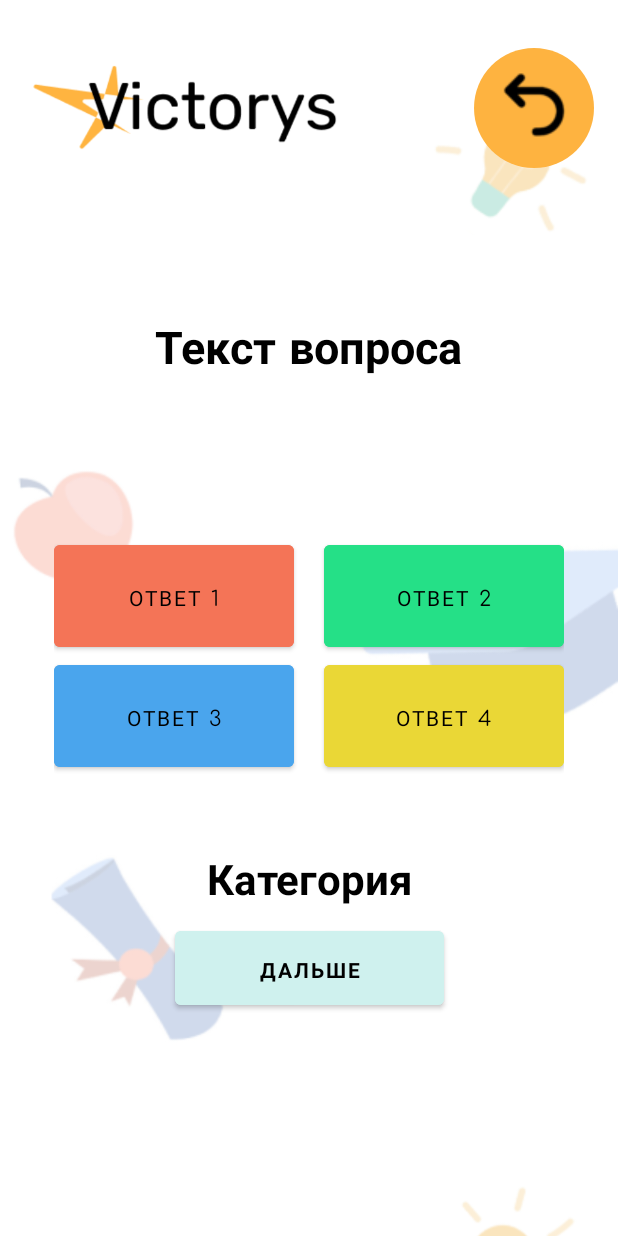
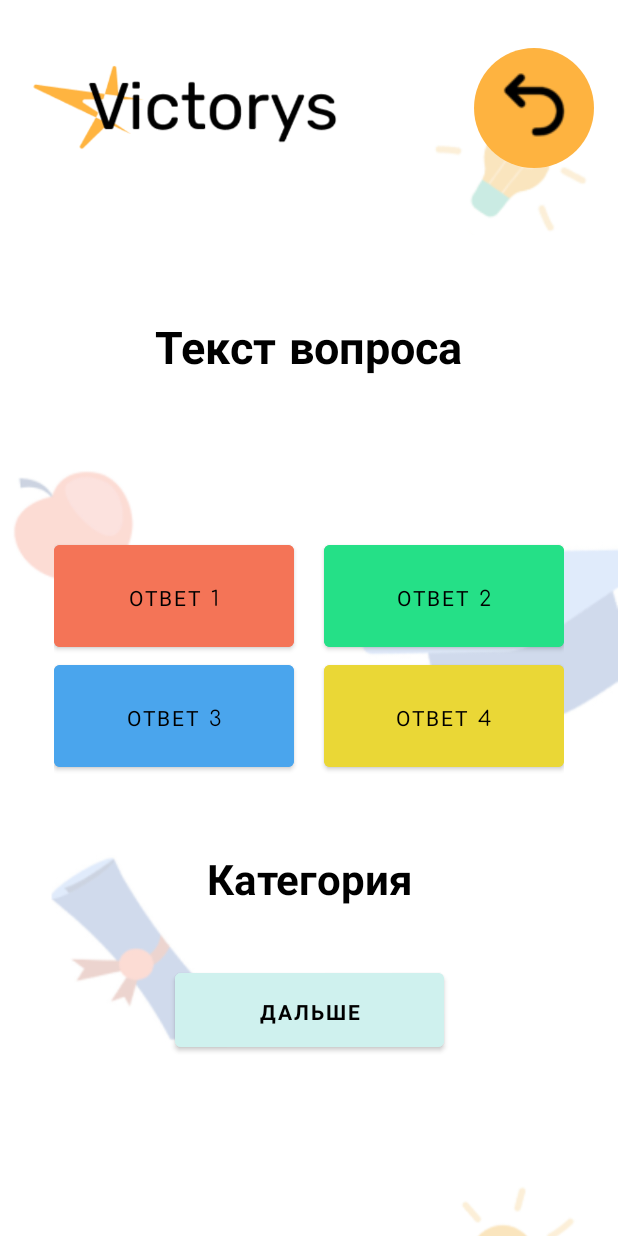
Before and after one commit to dilfd2367/Victoris_app, an Android app: the layout game.xml on its own in the app's theme, with its tools: preview values and no code run, on a phone screen of 412 x 824 dp. Run offline under Robolectric (Android 15) with nearby library versions, the phone set to English and light mode, and no system bars; Roboto replaces fonts that are not available here.

Commit message:
22.05.2023

```diff
--- a/app/build.gradle
+++ b/app/build.gradle
@@ -3,6 +3,9 @@ plugins {
 }
 
 android {
+    lintOptions {
+        checkReleaseBuilds false
+    }
     namespace 'com.example.projectvictorys'
     compileSdk 33
 
--- a/app/src/main/res/layout/activity_main.xml
+++ b/app/src/main/res/layout/activity_main.xml
@@ -19,7 +19,7 @@
             <ImageView
                 android:id="@+id/imageView12"
                 android:layout_width="match_parent"
-                android:layout_height="725dp"
+                android:layout_height="726dp"
                 app:srcCompat="@drawable/victorys_main" />
 
             <ImageView
@@ -100,7 +100,7 @@
         android:layout_width="270dp"
         android:layout_height="80dp"
         android:layout_marginTop="20dp"
-        android:backgroundTint="@color/ic_launcher_background"
+        android:backgroundTint="#FEB340"
         android:fontFamily="@font/comfortaa_bold"
         android:insetBottom="15dp"
         android:text="Каталог игр"
--- a/app/src/main/res/layout/game.xml
+++ b/app/src/main/res/layout/game.xml
@@ -147,14 +147,16 @@
         android:id="@+id/button_next"
         android:layout_width="179dp"
         android:layout_height="61dp"
-        android:layout_marginBottom="148dp"
+        android:layout_marginBottom="120dp"
         android:backgroundTint="#CFF1EE"
         android:fontFamily="@font/comfortaa_bold"
         android:text="Дальше"
         android:textColor="#000000"
         app:layout_constraintBottom_toBottomOf="parent"
         app:layout_constraintEnd_toEndOf="parent"
-        app:layout_constraintStart_toStartOf="parent" />
+        app:layout_constraintStart_toStartOf="parent"
+        app:layout_constraintTop_toBottomOf="@+id/Category"
+        app:layout_constraintVertical_bias="1.0" />
 
     <ImageButton
         android:id="@+id/image_back7"
--- a/app/src/main/res/layout/nextmove1.xml
+++ b/app/src/main/res/layout/nextmove1.xml
@@ -49,8 +49,8 @@
     </LinearLayout>
 
     <ScrollView
-        android:layout_width="411dp"
-        android:layout_height="440dp"
+        android:layout_width="320dp"
+        android:layout_height="445dp"
         android:visibility="visible"
         app:layout_constraintBottom_toBottomOf="parent"
         app:layout_constraintEnd_toEndOf="parent"
--- a/app/src/main/res/layout/nextmove2.xml
+++ b/app/src/main/res/layout/nextmove2.xml
@@ -7,7 +7,7 @@
     android:background="@color/white">
 
     <ScrollView
-        android:layout_width="0dp"
+        android:layout_width="320dp"
         android:layout_height="440dp"
         android:visibility="visible"
         app:layout_constraintBottom_toBottomOf="parent"
--- a/app/src/main/res/layout/nextmove3.xml
+++ b/app/src/main/res/layout/nextmove3.xml
@@ -49,7 +49,7 @@
     </LinearLayout>
 
     <ScrollView
-        android:layout_width="0dp"
+        android:layout_width="320dp"
         android:layout_height="440dp"
         android:visibility="visible"
         app:layout_constraintBottom_toBottomOf="parent"
--- a/app/src/main/res/layout/nextmove4.xml
+++ b/app/src/main/res/layout/nextmove4.xml
@@ -50,7 +50,7 @@
     </LinearLayout>
 
     <ScrollView
-        android:layout_width="0dp"
+        android:layout_width="320dp"
         android:layout_height="440dp"
         android:visibility="visible"
         app:layout_constraintBottom_toBottomOf="parent"
```
Also changed, not shown: app/src/main/res/layout/your_login.xml (+10 -7 lines), 2 other files.
